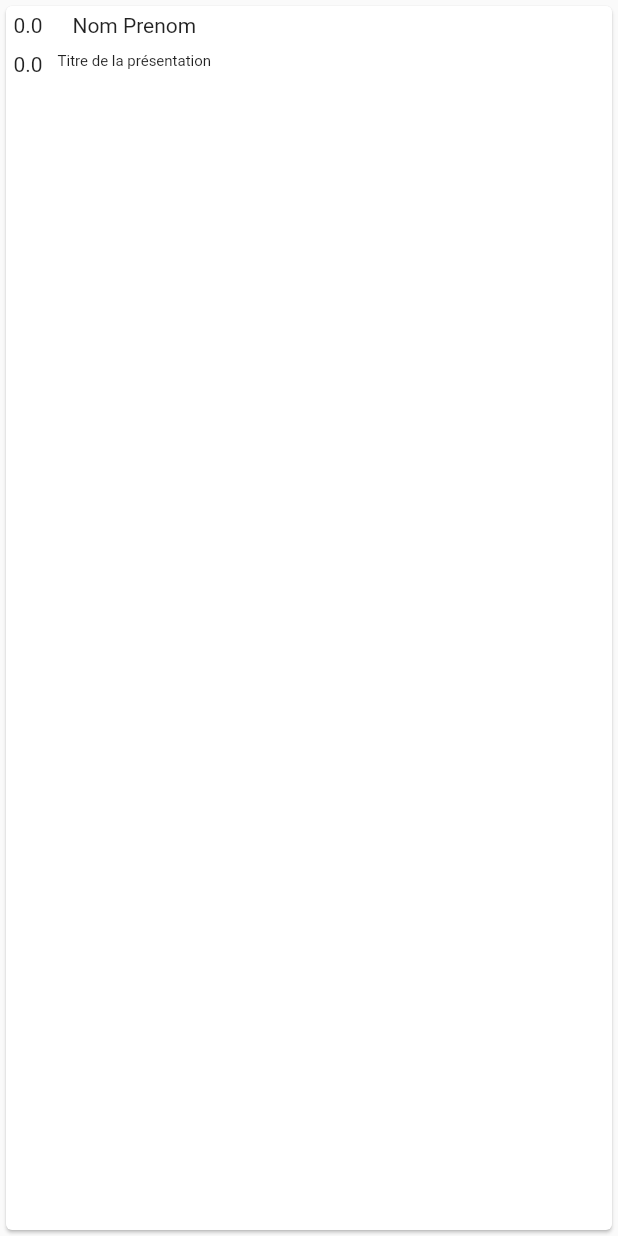
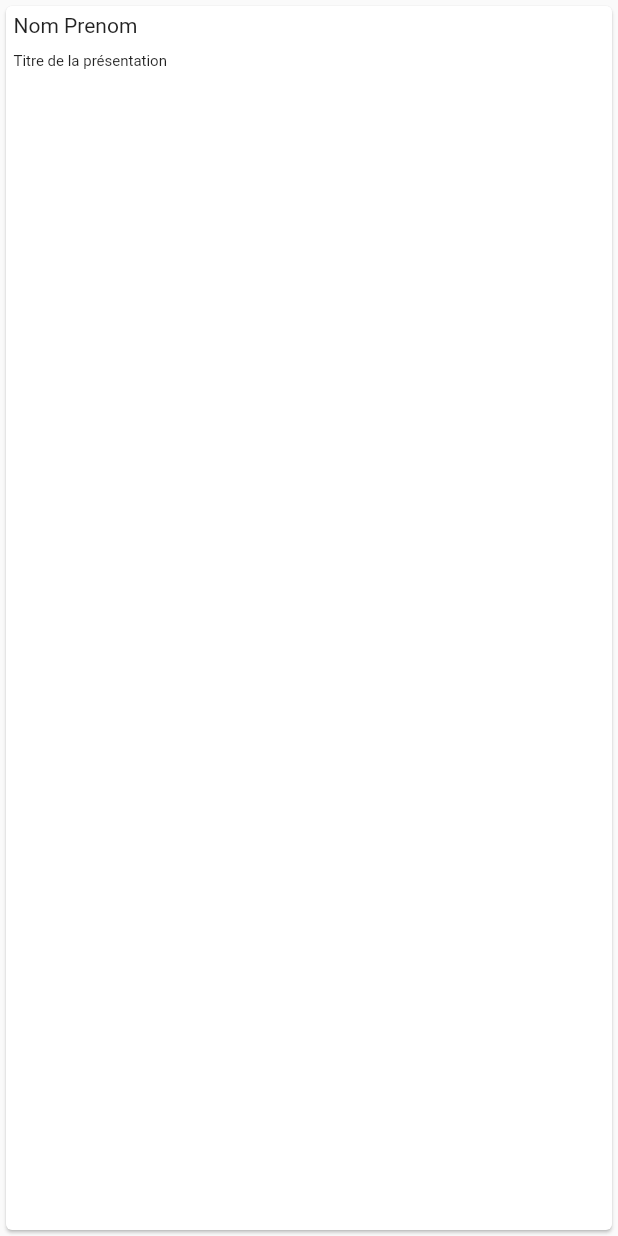
Before and after one commit to flofiz/FJC2022, a Flutter app: the Pres widget shown alone on an empty page, opened directly, on a phone screen of 412 x 824 dp. Run offline on Flutter 3.47's test engine with Material 2 defaults, Android fonts, the phone set to English and light mode, and no system bars; our stand-ins replace csv; missing offline and left inert: dart:ffi.

Commit message:
je sais plus ce que j'ai changer mais interface deg

```diff
--- a/lib/pres.dart
+++ b/lib/pres.dart
@@ -29,28 +29,12 @@ class Pres extends StatelessWidget {
   @override
   Widget build(BuildContext context) {
     return InkWell(
-      child: ConstrainedBox(
-          constraints:
-              BoxConstraints(maxWidth: MediaQuery.of(context).size.width),
       child: Card(
           margin: const EdgeInsets.all(4),
           color: Colors.white,
           child: Align(
             alignment: Alignment.centerLeft,
-                  child: Row(
-                    mainAxisAlignment: MainAxisAlignment.start,
-                    children: [
-                      Column(
-                        children: [
-                          Padding(
-                              padding: EdgeInsets.all(5.0),
-                              child: Text(this.debut)),
-                          Padding(
-                              padding: EdgeInsets.all(5.0),
-                              child: Text(this.fin))
-                        ],
-                      ),
-                      Column(
+            child: Column(
               children: [
                 Padding(
                   padding: EdgeInsets.all(5.0),
@@ -72,8 +56,7 @@ class Pres extends StatelessWidget {
                                 overflow: TextOverflow.ellipsis))))
               ],
             ),
-                    ],
-                  )))),
+          )),
       onTap: () {
         Navigator.of(context).push(MaterialPageRoute(
             builder: (context) => PresPage(
```
Lines whose indentation alone changed are shown as unchanged.
